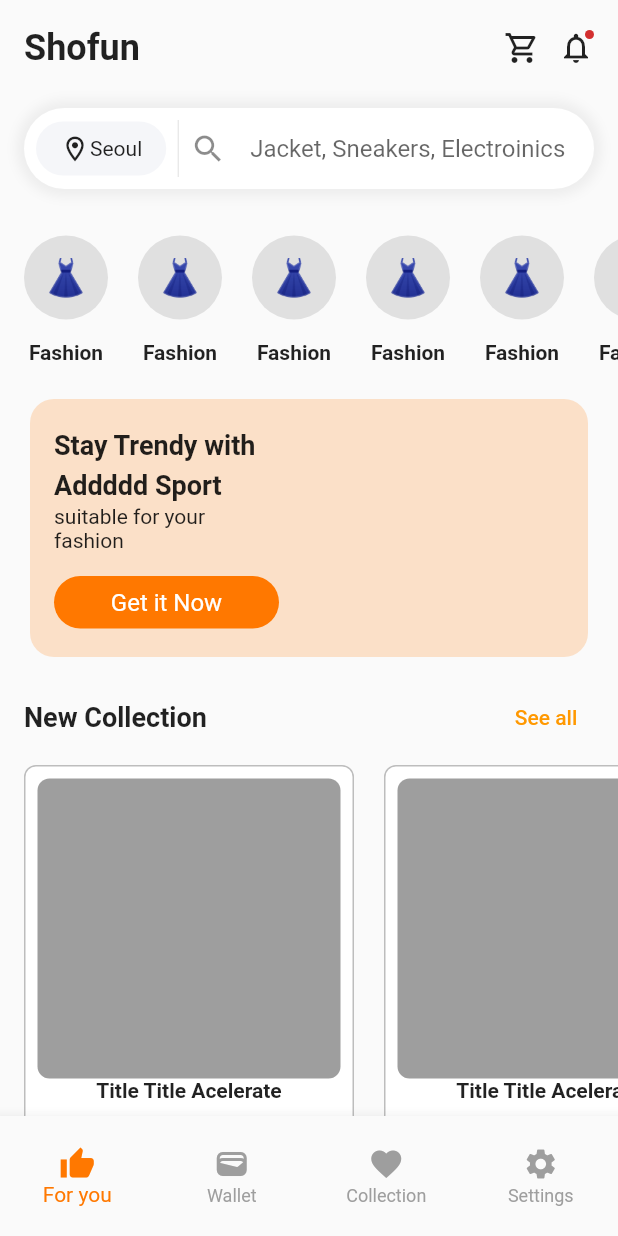
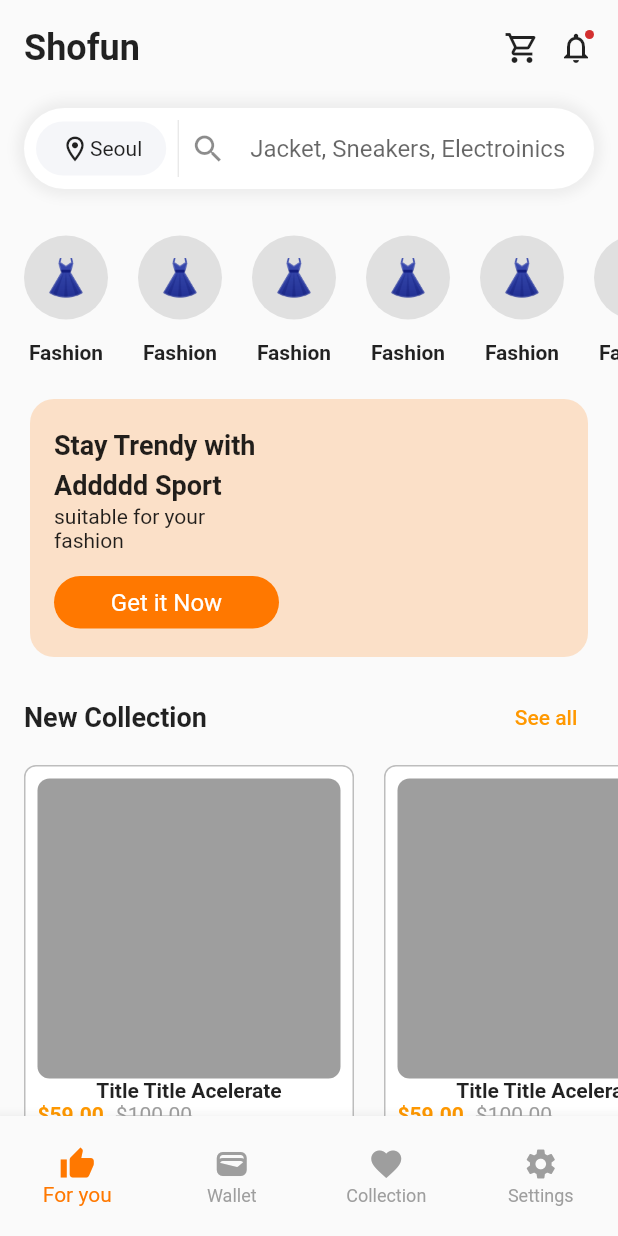
Before and after one commit to JAICHANGPARK/flutter_notebook_chapter_24, a Flutter app: the EcommerceMainPage screen opened directly, on a phone screen of 412 x 824 dp. Run offline on Flutter 3.47's test engine with Material 2 defaults, Android fonts, the phone set to English and light mode, and no system bars; our stand-ins replace flutter_riverpod, freezed_annotation, ionicons, percent_indicator; missing offline and left inert: crypto_font_icons; network calls fail.

Commit message:
Update ecommerce_home_widget.dart

```diff
--- a/lib/ep1383_ecommerce_app/view/ecommerce_home_widget.dart
+++ b/lib/ep1383_ecommerce_app/view/ecommerce_home_widget.dart
@@ -238,7 +238,18 @@ class _EcommerceHomeWidgetState extends State<EcommerceHomeWidget> {
                                       ),
                                       Row(
                                         children: [
-
+                                          Text("\$59.00",style: TextStyle(
+                                            fontWeight: FontWeight.bold,
+                                            color: Colors.orange
+                                          ),),
+                                          SizedBox(width: 8,),
+                                          Text(
+                                            "\$100.00",
+                                            style: TextStyle(
+                                              decoration: TextDecoration.lineThrough,
+                                              color: Colors.grey,
+                                            ),
+                                          )
                                         ],
                                       )
                                     ],
```
